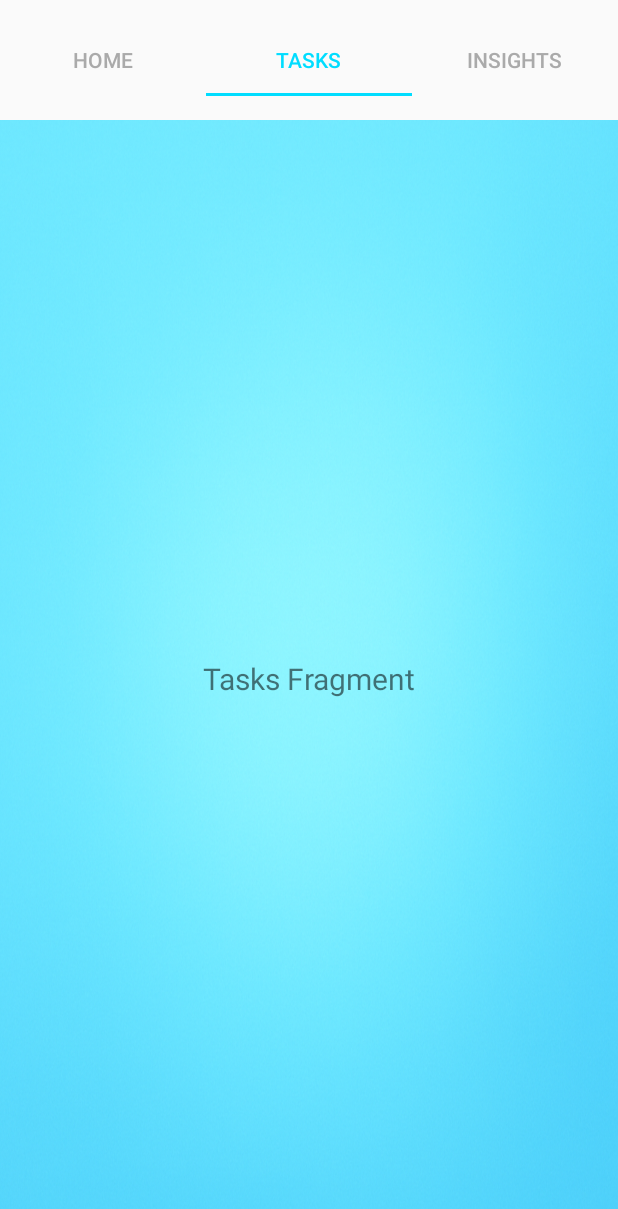
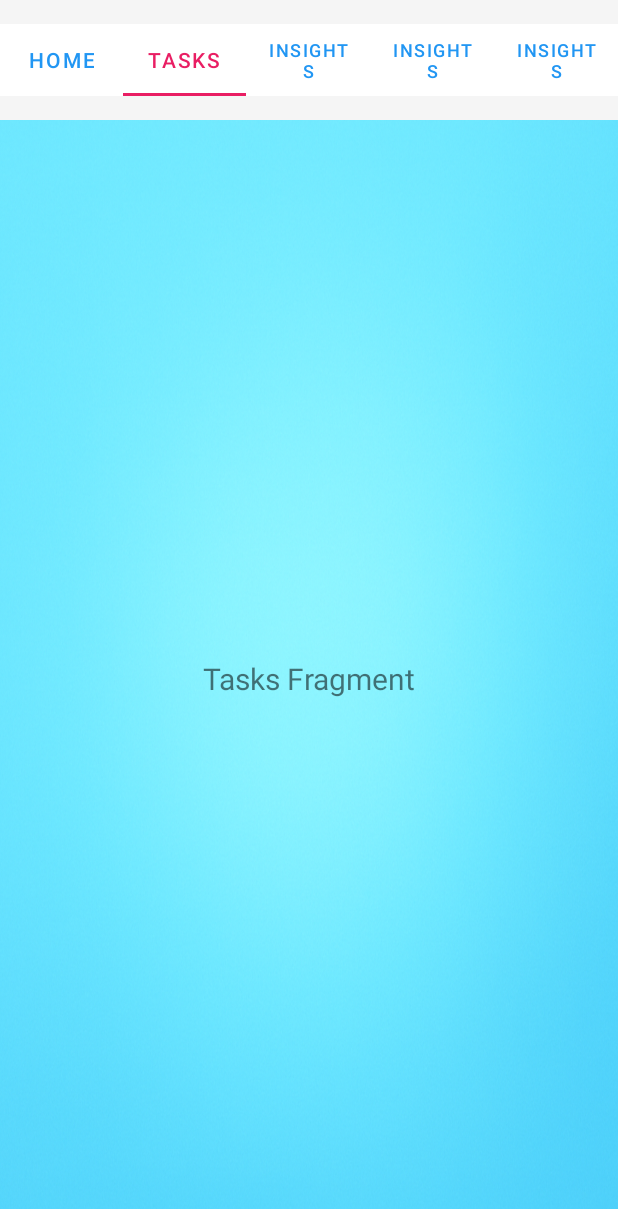
Before and after one commit to Nandhakumar-Na/adhashsample, an Android app built with Jetpack Compose: the screen it shows after launch (MainActivity), tab 2 chosen, on a phone screen of 412 x 824 dp. Shown: the top 1209 px of the screen. Run offline under Robolectric (Android 15) with nearby library versions, the phone set to English and light mode, and no system bars.

Commit message:
first commit

```diff
--- a/app/src/main/java/com/app/viewpager/adapter/DashboardPagerAdapter.kt
+++ b/app/src/main/java/com/app/viewpager/adapter/DashboardPagerAdapter.kt
@@ -11,9 +11,9 @@ import com.app.viewpager.U.HomeFragment
 class DashboardPagerAdapter(fragmentActivity: FragmentActivity) :
     FragmentStateAdapter(fragmentActivity) {
 
-    override fun getItemCount(): Int = 3
+    override fun getItemCount(): Int = 5
 
-    override fun createFragment(position: Int): Fragment {
+    override fun createFragment(position: Int): Fragment{
         return when (position) {
             0 -> HomeFragment()
             1 -> TasksFragment()
--- a/app/src/main/res/layout/activity_main.xml
+++ b/app/src/main/res/layout/activity_main.xml
@@ -4,6 +4,7 @@
     xmlns:tools="http://schemas.android.com/tools"
     android:layout_width="match_parent"
     android:layout_height="match_parent"
+    android:background="@color/light_background"
     tools:context=".MainActivity">
 
     <com.google.android.material.tabs.TabLayout
@@ -11,11 +12,12 @@
         android:layout_width="0dp"
         android:layout_height="wrap_content"
         android:layout_marginTop="16dp"
+        android:background="@color/white"
         app:tabGravity="fill"
         app:tabMode="fixed"
-        app:tabIndicatorColor="@android:color/holo_blue_bright"
-        app:tabSelectedTextColor="@android:color/holo_blue_bright"
-        app:tabTextColor="@android:color/darker_gray"
+        app:tabIndicatorColor="@color/vibrant_pink"
+        app:tabSelectedTextColor="@color/vibrant_pink"
+        app:tabTextColor="@color/vibrant_blue"
         app:layout_constraintTop_toTopOf="parent"
         app:layout_constraintStart_toStartOf="parent"
         app:layout_constraintEnd_toEndOf="parent"/>
--- a/app/src/main/res/values/colors.xml
+++ b/app/src/main/res/values/colors.xml
@@ -7,4 +7,12 @@
     <color name="teal_700">#FF018786</color>
     <color name="black">#FF000000</color>
     <color name="white">#FFFFFFFF</color>
+
+    <!-- New vibrant colors -->
+    <color name="vibrant_blue">#2196F3</color>
+    <color name="vibrant_pink">#E91E63</color>
+    <color name="vibrant_green">#4CAF50</color>
+    <color name="vibrant_orange">#FF9800</color>
+    <color name="vibrant_purple">#9C27B0</color>
+    <color name="light_background">#F5F5F5</color>
 </resources>
--- a/app/src/main/res/values/themes.xml
+++ b/app/src/main/res/values/themes.xml
@@ -1,5 +1,16 @@
 <?xml version="1.0" encoding="utf-8"?>
 <resources>
 
-    <style name="Theme.ViewPager" parent="Theme.AppCompat.Light.NoActionBar" />
+    <style name="Theme.ViewPager" parent="Theme.MaterialComponents.Light.NoActionBar">
+        <!-- Primary brand color. -->
+        <item name="colorPrimary">@color/vibrant_blue</item>
+        <item name="colorPrimaryVariant">@color/vibrant_purple</item>
+        <item name="colorOnPrimary">@color/white</item>
+        <!-- Secondary brand color. -->
+        <item name="colorSecondary">@color/vibrant_pink</item>
+        <item name="colorSecondaryVariant">@color/vibrant_orange</item>
+        <item name="colorOnSecondary">@color/black</item>
+        <!-- Status bar color. -->
+        <item name="android:statusBarColor">?attr/colorPrimaryVariant</item>
+    </style>
 </resources>
```
Also changed, not shown: app/src/main/res/layout/item_image.xml (+19 -7 lines).
